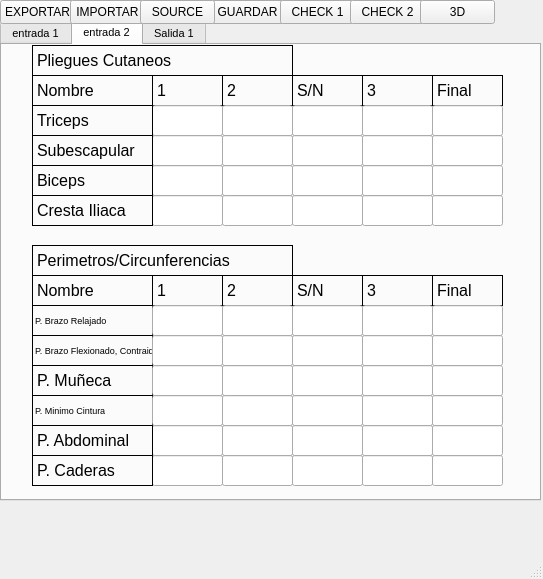
First picture: the form in untitled2_1_adulto.ui, repository manuargpop/tesis, before the edit.
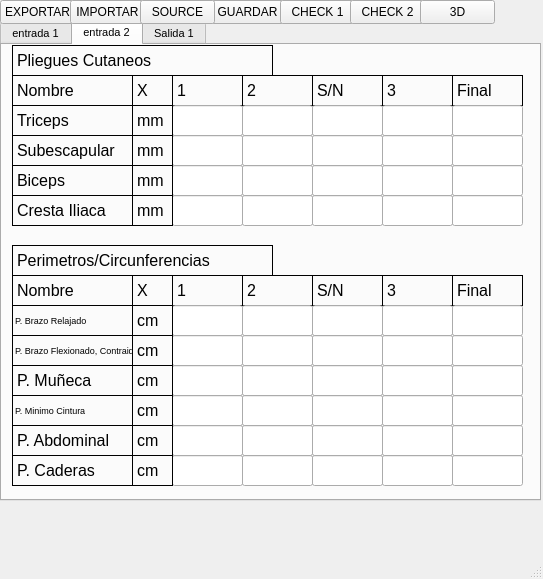
Second picture: the form after the edit. The open tabs and pages were chosen to show the change.

Commit message: entrada adulto hombre 3 the metric update

Patch:
```diff
--- a/untitled2_1_adulto.ui
+++ b/untitled2_1_adulto.ui
@@ -1041,7 +1041,7 @@
      <widget class="QLabel" name="label_20">
       <property name="geometry">
        <rect>
-        <x>30</x>
+        <x>10</x>
         <y>0</y>
         <width>261</width>
         <height>31</height>
@@ -1068,7 +1068,7 @@
      <widget class="QLabel" name="label_21">
       <property name="geometry">
        <rect>
-        <x>150</x>
+        <x>170</x>
         <y>30</y>
         <width>71</width>
         <height>31</height>
@@ -1095,7 +1095,7 @@
      <widget class="QLabel" name="label_22">
       <property name="geometry">
        <rect>
-        <x>220</x>
+        <x>240</x>
         <y>30</y>
         <width>71</width>
         <height>31</height>
@@ -1122,7 +1122,7 @@
      <widget class="QLabel" name="label_23">
       <property name="geometry">
        <rect>
-        <x>290</x>
+        <x>310</x>
         <y>30</y>
         <width>71</width>
         <height>31</height>
@@ -1149,7 +1149,7 @@
      <widget class="QLabel" name="label_24">
       <property name="geometry">
        <rect>
-        <x>360</x>
+        <x>380</x>
         <y>30</y>
         <width>71</width>
         <height>31</height>
@@ -1176,7 +1176,7 @@
      <widget class="QLabel" name="label_25">
       <property name="geometry">
        <rect>
-        <x>430</x>
+        <x>450</x>
         <y>30</y>
         <width>71</width>
         <height>31</height>
@@ -1203,7 +1203,7 @@
      <widget class="QLineEdit" name="lineEdit_16">
       <property name="geometry">
        <rect>
-        <x>150</x>
+        <x>170</x>
         <y>60</y>
         <width>71</width>
         <height>31</height>
@@ -1221,7 +1221,7 @@
      <widget class="QLineEdit" name="lineEdit_22">
       <property name="geometry">
        <rect>
-        <x>220</x>
+        <x>240</x>
         <y>60</y>
         <width>71</width>
         <height>31</height>
@@ -1239,7 +1239,7 @@
      <widget class="QLineEdit" name="lineEdit_28">
       <property name="geometry">
        <rect>
-        <x>290</x>
+        <x>310</x>
         <y>60</y>
         <width>71</width>
         <height>31</height>
@@ -1257,7 +1257,7 @@
      <widget class="QLineEdit" name="lineEdit_29">
       <property name="geometry">
        <rect>
-        <x>360</x>
+        <x>380</x>
         <y>60</y>
         <width>71</width>
         <height>31</height>
@@ -1275,7 +1275,7 @@
      <widget class="QLineEdit" name="lineEdit_30">
       <property name="geometry">
        <rect>
-        <x>430</x>
+        <x>450</x>
         <y>60</y>
         <width>71</width>
         <height>31</height>
@@ -1293,7 +1293,7 @@
      <widget class="QLineEdit" name="lineEdit_31">
       <property name="geometry">
        <rect>
-        <x>150</x>
+        <x>170</x>
         <y>90</y>
         <width>71</width>
         <height>31</height>
@@ -1311,7 +1311,7 @@
      <widget class="QLineEdit" name="lineEdit_32">
       <property name="geometry">
        <rect>
-        <x>220</x>
+        <x>240</x>
         <y>90</y>
         <width>71</width>
         <height>31</height>
@@ -1329,7 +1329,7 @@
      <widget class="QLineEdit" name="lineEdit_33">
       <property name="geometry">
        <rect>
-        <x>290</x>
+        <x>310</x>
         <y>90</y>
         <width>71</width>
         <height>31</height>
@@ -1347,7 +1347,7 @@
      <widget class="QLineEdit" name="lineEdit_34">
       <property name="geometry">
        <rect>
-        <x>360</x>
+        <x>380</x>
         <y>90</y>
         <width>71</width>
         <height>31</height>
@@ -1365,7 +1365,7 @@
      <widget class="QLineEdit" name="lineEdit_35">
       <property name="geometry">
        <rect>
-        <x>430</x>
+        <x>450</x>
         <y>90</y>
         <width>71</width>
         <height>31</height>
@@ -1383,7 +1383,7 @@
      <widget class="QLineEdit" name="lineEdit_36">
       <property name="geometry">
        <rect>
-        <x>150</x>
+        <x>170</x>
         <y>120</y>
         <width>71</width>
         <height>31</height>
@@ -1401,7 +1401,7 @@
      <widget class="QLineEdit" name="lineEdit_37">
       <property name="geometry">
        <rect>
-        <x>220</x>
+        <x>240</x>
         <y>120</y>
         <width>71</width>
         <height>31</height>
@@ -1419,7 +1419,7 @@
      <widget class="QLineEdit" name="lineEdit_38">
       <property name="geometry">
        <rect>
-        <x>290</x>
+        <x>310</x>
         <y>120</y>
         <width>71</width>
         <height>31</height>
@@ -1437,7 +1437,7 @@
      <widget class="QLineEdit" name="lineEdit_39">
       <property name="geometry">
        <rect>
-        <x>360</x>
+        <x>380</x>
         <y>120</y>
         <width>71</width>
         <height>31</height>
@@ -1455,7 +1455,7 @@
      <widget class="QLineEdit" name="lineEdit_40">
       <property name="geometry">
        <rect>
-        <x>430</x>
+        <x>450</x>
         <y>120</y>
         <width>71</width>
         <height>31</height>
@@ -1473,7 +1473,7 @@
      <widget class="QLineEdit" name="lineEdit_41">
       <property name="geometry">
        <rect>
-        <x>150</x>
+        <x>170</x>
         <y>150</y>
         <width>71</width>
         <height>31</height>
@@ -1491,7 +1491,7 @@
      <widget class="QLineEdit" name="lineEdit_42">
       <property name="geometry">
        <rect>
-        <x>220</x>
+        <x>240</x>
         <y>150</y>
         <width>71</width>
         <height>31</height>
@@ -1509,7 +1509,7 @@
      <widget class="QLineEdit" name="lineEdit_43">
       <property name="geometry">
        <rect>
-        <x>290</x>
+        <x>310</x>
         <y>150</y>
         <width>71</width>
         <height>31</height>
@@ -1527,7 +1527,7 @@
      <widget class="QLineEdit" name="lineEdit_44">
       <property name="geometry">
        <rect>
-        <x>360</x>
+        <x>380</x>
         <y>150</y>
         <width>71</width>
         <height>31</height>
@@ -1545,7 +1545,7 @@
      <widget class="QLineEdit" name="lineEdit_45">
       <property name="geometry">
        <rect>
-        <x>430</x>
+        <x>450</x>
         <y>150</y>
         <width>71</width>
         <height>31</height>
@@ -1563,7 +1563,7 @@
      <widget class="QLabel" name="label_26">
       <property name="geometry">
        <rect>
-        <x>30</x>
+        <x>10</x>
         <y>30</y>
         <width>121</width>
         <height>31</height>
@@ -1590,7 +1590,7 @@
      <widget class="QLabel" name="label_27">
       <property name="geometry">
        <rect>
-        <x>30</x>
+        <x>10</x>
         <y>60</y>
         <width>121</width>
         <height>31</height>
@@ -1617,7 +1617,7 @@
      <widget class="QLabel" name="label_28">
       <property name="geometry">
        <rect>
-        <x>30</x>
+        <x>10</x>
         <y>90</y>
         <width>121</width>
         <height>31</height>
@@ -1644,7 +1644,7 @@
      <widget class="QLabel" name="label_29">
       <property name="geometry">
        <rect>
-        <x>30</x>
+        <x>10</x>
         <y>120</y>
         <width>121</width>
         <height>31</height>
@@ -1671,7 +1671,7 @@
      <widget class="QLabel" name="label_30">
       <property name="geometry">
        <rect>
-        <x>30</x>
+        <x>10</x>
         <y>150</y>
         <width>121</width>
         <height>31</height>
@@ -1698,7 +1698,7 @@
      <widget class="QLabel" name="label_31">
       <property name="geometry">
        <rect>
-        <x>30</x>
+        <x>10</x>
         <y>200</y>
         <width>261</width>
         <height>31</height>
@@ -1725,7 +1725,7 @@
      <widget class="QLabel" name="label_32">
       <property name="geometry">
        <rect>
-        <x>30</x>
+        <x>10</x>
         <y>230</y>
         <width>121</width>
         <height>31</height>
@@ -1752,7 +1752,7 @@
      <widget class="QLabel" name="label_33">
       <property name="geometry">
        <rect>
-        <x>150</x>
+        <x>170</x>
         <y>230</y>
         <width>71</width>
         <height>31</height>
@@ -1779,7 +1779,7 @@
      <widget class="QLabel" name="label_34">
       <property name="geometry">
        <rect>
-        <x>220</x>
+        <x>240</x>
         <y>230</y>
         <width>71</width>
         <height>31</height>
@@ -1806,7 +1806,7 @@
      <widget class="QLabel" name="label_35">
       <property name="geometry">
        <rect>
-        <x>290</x>
+        <x>310</x>
         <y>230</y>
         <width>71</width>
         <height>31</height>
@@ -1833,7 +1833,7 @@
      <widget class="QLabel" name="label_36">
       <property name="geometry">
        <rect>
-        <x>360</x>
+        <x>380</x>
         <y>230</y>
         <width>71</width>
         <height>31</height>
@@ -1860,7 +1860,7 @@
      <widget class="QLabel" name="label_37">
       <property name="geometry">
        <rect>
-        <x>430</x>
+        <x>450</x>
         <y>230</y>
         <width>71</width>
         <height>31</height>
@@ -1887,7 +1887,7 @@
      <widget class="QLabel" name="label_38">
       <property name="geometry">
        <rect>
-        <x>30</x>
+        <x>10</x>
         <y>260</y>
         <width>121</width>
         <height>31</height>
@@ -1914,7 +1914,7 @@
      <widget class="QLabel" name="label_39">
       <property name="geometry">
        <rect>
-        <x>30</x>
+        <x>10</x>
         <y>290</y>
         <width>121</width>
         <height>31</height>
@@ -1941,7 +1941,7 @@
      <widget class="QLabel" name="label_40">
       <property name="geometry">
        <rect>
-        <x>30</x>
+        <x>10</x>
         <y>320</y>
         <width>121</width>
         <height>31</height>
@@ -1968,7 +1968,7 @@
      <widget class="QLabel" name="label_41">
       <property name="geometry">
        <rect>
-        <x>30</x>
+        <x>10</x>
         <y>350</y>
         <width>121</width>
         <height>31</height>
@@ -1995,7 +1995,7 @@
      <widget class="QLineEdit" name="lineEdit_46">
       <property name="geometry">
        <rect>
-        <x>150</x>
+        <x>170</x>
         <y>260</y>
         <width>71</width>
         <height>31</height>
@@ -2013,7 +2013,7 @@
      <widget class="QLineEdit" name="lineEdit_47">
       <property name="geometry">
        <rect>
-        <x>220</x>
+        <x>240</x>
         <y>260</y>
         <width>71</width>
         <height>31</height>
@@ -2031,7 +2031,7 @@
      <widget class="QLineEdit" name="lineEdit_48">
       <property name="geometry">
        <rect>
-        <x>290</x>
+        <x>310</x>
         <y>260</y>
         <width>71</width>
         <height>31</height>
@@ -2049,7 +2049,7 @@
      <widget class="QLineEdit" name="lineEdit_49">
       <property name="geometry">
        <rect>
-        <x>360</x>
+        <x>380</x>
         <y>260</y>
         <width>71</width>
         <height>31</height>
@@ -2067,7 +2067,7 @@
      <widget class="QLineEdit" name="lineEdit_50">
       <property name="geometry">
        <rect>
-        <x>430</x>
+        <x>450</x>
         <y>260</y>
         <width>71</width>
         <height>31</height>
@@ -2085,7 +2085,7 @@
      <widget class="QLineEdit" name="lineEdit_51">
       <property name="geometry">
        <rect>
-        <x>150</x>
+        <x>170</x>
         <y>290</y>
         <width>71</width>
         <height>31</height>
@@ -2103,7 +2103,7 @@
      <widget class="QLineEdit" name="lineEdit_52">
       <property name="geometry">
        <rect>
-        <x>220</x>
+        <x>240</x>
         <y>290</y>
         <width>71</width>
         <height>31</height>
@@ -2121,7 +2121,7 @@
      <widget class="QLineEdit" name="lineEdit_53">
       <property name="geometry">
        <rect>
-        <x>290</x>
+        <x>310</x>
         <y>290</y>
         <width>71</width>
         <height>31</height>
@@ -2139,7 +2139,7 @@
      <widget class="QLineEdit" name="lineEdit_54">
       <property name="geometry">
        <rect>
-        <x>360</x>
+        <x>380</x>
         <y>290</y>
         <width>71</width>
         <height>31</height>
@@ -2157,7 +2157,7 @@
      <widget class="QLineEdit" name="lineEdit_55">
       <property name="geometry">
        <rect>
-        <x>430</x>
+        <x>450</x>
         <y>290</y>
         <width>71</width>
         <height>31</height>
@@ -2175,7 +2175,7 @@
      <widget class="QLineEdit" name="lineEdit_56">
       <property name="geometry">
        <rect>
-        <x>150</x>
+        <x>170</x>
         <y>320</y>
         <width>71</width>
         <height>31</height>
@@ -2193,7 +2193,7 @@
      <widget class="QLineEdit" name="lineEdit_57">
       <property name="geometry">
        <rect>
-        <x>220</x>
+        <x>240</x>
         <y>320</y>
         <width>71</width>
         <height>31</height>
@@ -2211,7 +2211,7 @@
      <widget class="QLineEdit" name="lineEdit_58">
       <property name="geometry">
        <rect>
-        <x>290</x>
+        <x>310</x>
         <y>320</y>
         <width>71</width>
         <height>31</height>
@@ -2229,7 +2229,7 @@
      <widget class="QLineEdit" name="lineEdit_59">
       <property name="geometry">
        <rect>
-        <x>360</x>
+        <x>380</x>
         <y>320</y>
         <width>71</width>
         <height>31</height>
@@ -2247,7 +2247,7 @@
      <widget class="QLineEdit" name="lineEdit_60">
       <property name="geometry">
        <rect>
-        <x>430</x>
+        <x>450</x>
         <y>320</y>
         <width>71</width>
         <height>31</height>
@@ -2265,7 +2265,7 @@
      <widget class="QLineEdit" name="lineEdit_61">
       <property name="geometry">
        <rect>
-        <x>150</x>
+        <x>170</x>
         <y>350</y>
         <width>71</width>
         <height>31</height>
@@ -2283,7 +2283,7 @@
      <widget class="QLineEdit" name="lineEdit_62">
       <property name="geometry">
        <rect>
-        <x>220</x>
+        <x>240</x>
         <y>350</y>
         <width>71</width>
         <height>31</height>
@@ -2301,7 +2301,7 @@
      <widget class="QLineEdit" name="lineEdit_63">
       <property name="geometry">
        <rect>
-        <x>290</x>
+        <x>310</x>
         <y>350</y>
         <width>71</width>
         <height>31</height>
@@ -2319,7 +2319,7 @@
      <widget class="QLineEdit" name="lineEdit_64">
       <property name="geometry">
        <rect>
-        <x>360</x>
+        <x>380</x>
         <y>350</y>
         <width>71</width>
         <height>31</height>
@@ -2337,7 +2337,7 @@
      <widget class="QLineEdit" name="lineEdit_65">
       <property name="geometry">
        <rect>
-        <x>430</x>
+        <x>450</x>
         <y>350</y>
         <width>71</width>
         <height>31</height>
@@ -2355,7 +2355,7 @@
      <widget class="QLineEdit" name="lineEdit_66">
       <property name="geometry">
        <rect>
-        <x>150</x>
+        <x>170</x>
         <y>380</y>
         <width>71</width>
         <height>31</height>
@@ -2373,7 +2373,7 @@
      <widget class="QLineEdit" name="lineEdit_67">
       <property name="geometry">
        <rect>
-        <x>220</x>
+        <x>240</x>
         <y>380</y>
         <width>71</width>
         <height>31</height>
@@ -2391,7 +2391,7 @@
      <widget class="QLineEdit" name="lineEdit_68">
       <property name="geometry">
        <rect>
-        <x>290</x>
+        <x>310</x>
         <y>380</y>
         <width>71</width>
         <height>31</height>
@@ -2409,7 +2409,7 @@
      <widget class="QLineEdit" name="lineEdit_69">
       <property name="geometry">
        <rect>
-        <x>360</x>
+        <x>380</x>
         <y>380</y>
         <width>71</width>
         <height>31</height>
@@ -2427,7 +2427,7 @@
      <widget class="QLineEdit" name="lineEdit_70">
       <property name="geometry">
        <rect>
-        <x>430</x>
+        <x>450</x>
         <y>380</y>
         <width>71</width>
         <height>31</height>
@@ -2445,7 +2445,7 @@
      <widget class="QLineEdit" name="lineEdit_71">
       <property name="geometry">
        <rect>
-        <x>150</x>
+        <x>170</x>
         <y>410</y>
         <width>71</width>
         <height>31</height>
@@ -2463,7 +2463,7 @@
      <widget class="QLineEdit" name="lineEdit_72">
       <property name="geometry">
        <rect>
-        <x>220</x>
+        <x>240</x>
         <y>410</y>
         <width>71</width>
         <height>31</height>
@@ -2481,7 +2481,7 @@
      <widget class="QLineEdit" name="lineEdit_73">
       <property name="geometry">
        <rect>
-        <x>290</x>
+        <x>310</x>
         <y>410</y>
         <width>71</width>
         <height>31</height>
@@ -2499,7 +2499,7 @@
      <widget class="QLineEdit" name="lineEdit_74">
       <property name="geometry">
        <rect>
-        <x>360</x>
+        <x>380</x>
         <y>410</y>
         <width>71</width>
         <height>31</height>
@@ -2517,7 +2517,7 @@
      <widget class="QLineEdit" name="lineEdit_75">
       <property name="geometry">
        <rect>
-        <x>430</x>
+        <x>450</x>
         <y>410</y>
         <width>71</width>
         <height>31</height>
@@ -2535,7 +2535,7 @@
      <widget class="QLabel" name="label_42">
       <property name="geometry">
        <rect>
-        <x>30</x>
+        <x>10</x>
         <y>380</y>
         <width>121</width>
         <height>31</height>
@@ -2562,7 +2562,7 @@
      <widget class="QLabel" name="label_43">
       <property name="geometry">
        <rect>
-        <x>30</x>
+        <x>10</x>
         <y>410</y>
         <width>121</width>
         <height>31</height>
@@ -2586,6 +2586,330 @@
        <bool>false</bool>
       </property>
      </widget>
+     <widget class="QLabel" name="label_59">
+      <property name="geometry">
+       <rect>
+        <x>130</x>
+        <y>30</y>
+        <width>41</width>
+        <height>31</height>
+       </rect>
+      </property>
+      <property name="font">
+       <font>
+        <pointsize>12</pointsize>
+       </font>
+      </property>
+      <property name="frameShape">
+       <enum>QFrame::Box</enum>
+      </property>
+      <property name="frameShadow">
+       <enum>QFrame::Plain</enum>
+      </property>
+      <property name="text">
+       <string>X</string>
+      </property>
+      <property name="scaledContents">
+       <bool>false</bool>
+      </property>
+     </widget>
+     <widget class="QLabel" name="label_60">
+      <property name="geometry">
+       <rect>
+        <x>130</x>
+        <y>60</y>
+        <width>41</width>
+        <height>31</height>
+       </rect>
+      </property>
+      <property name="font">
+       <font>
+        <pointsize>12</pointsize>
+       </font>
+      </property>
+      <property name="frameShape">
+       <enum>QFrame::Box</enum>
+      </property>
+      <property name="frameShadow">
+       <enum>QFrame::Plain</enum>
+      </property>
+      <property name="text">
+       <string>mm</string>
+      </property>
+      <property name="scaledContents">
+       <bool>false</bool>
+      </property>
+     </widget>
+     <widget class="QLabel" name="label_61">
+      <property name="geometry">
+       <rect>
+        <x>130</x>
+        <y>90</y>
+        <width>41</width>
+        <height>31</height>
+       </rect>
+      </property>
+      <property name="font">
+       <font>
+        <pointsize>12</pointsize>
+       </font>
+      </property>
+      <property name="frameShape">
+       <enum>QFrame::Box</enum>
+      </property>
+      <property name="frameShadow">
+       <enum>QFrame::Plain</enum>
+      </property>
+      <property name="text">
+       <string>mm</string>
+      </property>
+      <property name="scaledContents">
+       <bool>false</bool>
+      </property>
+     </widget>
+     <widget class="QLabel" name="label_62">
+      <property name="geometry">
+       <rect>
+        <x>130</x>
+        <y>120</y>
+        <width>41</width>
+        <height>31</height>
+       </rect>
+      </property>
+      <property name="font">
+       <font>
+        <pointsize>12</pointsize>
+       </font>
+      </property>
+      <property name="frameShape">
+       <enum>QFrame::Box</enum>
+      </property>
+      <property name="frameShadow">
+       <enum>QFrame::Plain</enum>
+      </property>
+      <property name="text">
+       <string>mm</string>
+      </property>
+      <property name="scaledContents">
+       <bool>false</bool>
+      </property>
+     </widget>
+     <widget class="QLabel" name="label_63">
+      <property name="geometry">
+       <rect>
+        <x>130</x>
+        <y>150</y>
+        <width>41</width>
+        <height>31</height>
+       </rect>
+      </property>
+      <property name="font">
+       <font>
+        <pointsize>12</pointsize>
+       </font>
+      </property>
+      <property name="frameShape">
+       <enum>QFrame::Box</enum>
+      </property>
+      <property name="frameShadow">
+       <enum>QFrame::Plain</enum>
+      </property>
+      <property name="text">
+       <string>mm</string>
+      </property>
+      <property name="scaledContents">
+       <bool>false</bool>
+      </property>
+     </widget>
+     <widget class="QLabel" name="label_64">
+      <property name="geometry">
+       <rect>
+        <x>130</x>
+        <y>230</y>
+        <width>41</width>
+        <height>31</height>
+       </rect>
+      </property>
+      <property name="font">
+       <font>
+        <pointsize>12</pointsize>
+       </font>
+      </property>
+      <property name="frameShape">
+       <enum>QFrame::Box</enum>
+      </property>
+      <property name="frameShadow">
+       <enum>QFrame::Plain</enum>
+      </property>
+      <property name="text">
+       <string>X</string>
+      </property>
+      <property name="scaledContents">
+       <bool>false</bool>
+      </property>
+     </widget>
+     <widget class="QLabel" name="label_65">
+      <property name="geometry">
+       <rect>
+        <x>130</x>
+        <y>260</y>
+        <width>41</width>
+        <height>31</height>
+       </rect>
+      </property>
+      <property name="font">
+       <font>
+        <pointsize>12</pointsize>
+       </font>
+      </property>
+      <property name="frameShape">
+       <enum>QFrame::Box</enum>
+      </property>
+      <property name="frameShadow">
+       <enum>QFrame::Plain</enum>
+      </property>
+      <property name="text">
+       <string>cm</string>
+      </property>
+      <property name="scaledContents">
+       <bool>false</bool>
+      </property>
+     </widget>
+     <widget class="QLabel" name="label_66">
+      <property name="geometry">
+       <rect>
+        <x>130</x>
+        <y>290</y>
+        <width>41</width>
+        <height>31</height>
+       </rect>
+      </property>
+      <property name="font">
+       <font>
+        <pointsize>12</pointsize>
+       </font>
+      </property>
+      <property name="frameShape">
+       <enum>QFrame::Box</enum>
+      </property>
+      <property name="frameShadow">
+       <enum>QFrame::Plain</enum>
+      </property>
+      <property name="text">
+       <string>cm</string>
+      </property>
+      <property name="scaledContents">
+       <bool>false</bool>
+      </property>
+     </widget>
+     <widget class="QLabel" name="label_67">
+      <property name="geometry">
+       <rect>
+        <x>130</x>
+        <y>320</y>
+        <width>41</width>
+        <height>31</height>
+       </rect>
+      </property>
+      <property name="font">
+       <font>
+        <pointsize>12</pointsize>
+       </font>
+      </property>
+      <property name="frameShape">
+       <enum>QFrame::Box</enum>
+      </property>
+      <property name="frameShadow">
+       <enum>QFrame::Plain</enum>
+      </property>
+      <property name="text">
+       <string>cm</string>
+      </property>
+      <property name="scaledContents">
+       <bool>false</bool>
+      </property>
+     </widget>
+     <widget class="QLabel" name="label_68">
+      <property name="geometry">
+       <rect>
+        <x>130</x>
+        <y>350</y>
+        <width>41</width>
+        <height>31</height>
+       </rect>
+      </property>
+      <property name="font">
+       <font>
+        <pointsize>12</pointsize>
+       </font>
+      </property>
+      <property name="frameShape">
+       <enum>QFrame::Box</enum>
+      </property>
+      <property name="frameShadow">
+       <enum>QFrame::Plain</enum>
+      </property>
+      <property name="text">
+       <string>cm</string>
+      </property>
+      <property name="scaledContents">
+       <bool>false</bool>
+      </property>
+     </widget>
+     <widget class="QLabel" name="label_69">
+      <property name="geometry">
+       <rect>
+        <x>130</x>
+        <y>380</y>
+        <width>41</width>
+        <height>31</height>
+       </rect>
+      </property>
+      <property name="font">
+       <font>
+        <pointsize>12</pointsize>
+       </font>
+      </property>
+      <property name="frameShape">
+       <enum>QFrame::Box</enum>
+      </property>
+      <property name="frameShadow">
+       <enum>QFrame::Plain</enum>
+      </property>
+      <property name="text">
+       <string>cm</string>
+      </property>
+      <property name="scaledContents">
+       <bool>false</bool>
+      </property>
+     </widget>
+     <widget class="QLabel" name="label_70">
+      <property name="geometry">
+       <rect>
+        <x>130</x>
+        <y>410</y>
+        <width>41</width>
+        <height>31</height>
+       </rect>
+      </property>
+      <property name="font">
+       <font>
+        <pointsize>12</pointsize>
+       </font>
+      </property>
+      <property name="frameShape">
+       <enum>QFrame::Box</enum>
+      </property>
+      <property name="frameShadow">
+       <enum>QFrame::Plain</enum>
+      </property>
+      <property name="text">
+       <string>cm</string>
+      </property>
+      <property name="scaledContents">
+       <bool>false</bool>
+      </property>
+     </widget>
     </widget>
     <widget class="QWidget" name="tab_3">
      <attribute name="title">
```
Left out of the diff: 530 changed lines with no effect on the pictures. The commit also changes 1 other file.
